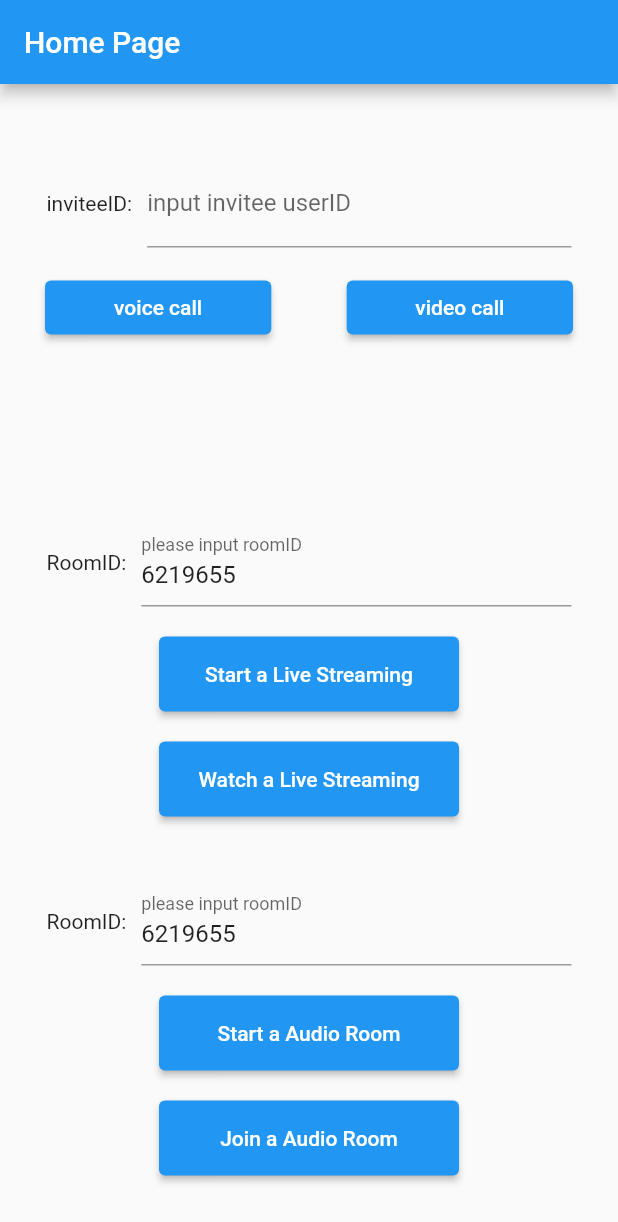
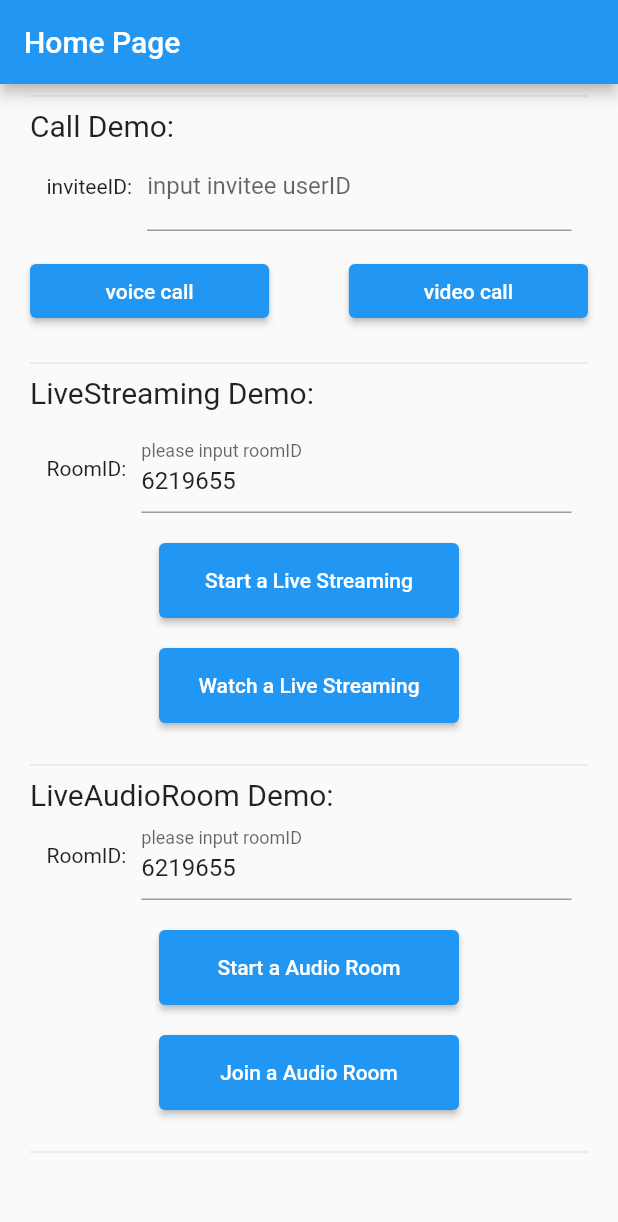
Before and after one commit to ZEGOCLOUD/zegocloud_sdk_demo_flutter, a Flutter app: the HomePage screen opened directly, on a phone screen of 412 x 824 dp. Shown: the top 1222 px of the screen. Run offline on Flutter 3.47's test engine with Material 2 defaults, Android fonts, the phone set to English and light mode, and no system bars; our stand-ins replace permission_handler; missing offline and left inert: encrypt, zego_express_engine, zego_zim; accounts and stored records are empty.

Commit message:
update home page

```diff
--- a/best_practices/lib/pages/home_page.dart
+++ b/best_practices/lib/pages/home_page.dart
@@ -26,16 +26,28 @@ class HomePage extends StatefulWidget {
 class _HomePageState extends State<HomePage> {
   @override
   Widget build(BuildContext context) {
-    return Scaffold(
+    return SafeArea(
+      top: false,
+      child: Scaffold(
         appBar: AppBar(title: const Text('Home Page')),
         body: const Padding(
-        padding: EdgeInsets.only(top: 50, left: 30, right: 30),
+          padding: EdgeInsets.fromLTRB(20, 0, 20, 20),
+          child: CustomScrollView(slivers: [
+            SliverFillRemaining(
+              hasScrollBody: false,
               child: Column(
                 children: [
+                  Divider(),
                   CallEntry(),
+                  Divider(),
                   LiveStreamingEntry(),
+                  Divider(),
                   AudioRoomEntry(),
+                  Divider(),
                 ],
+              ),
+            ),
+          ]),
         ),
       ),
     );
@@ -59,14 +71,16 @@ class _CallEntryState extends State<CallEntry> {
 
   @override
   Widget build(BuildContext context) {
-    return Expanded(
-      child: Column(
+    return Column(
       children: [
+        const Row(mainAxisAlignment: MainAxisAlignment.start, children: [
+          Text('Call Demo:', style: TextStyle(fontSize: 20, fontWeight: FontWeight.w400)),
+        ]),
         callInviteeTextField(),
         const SizedBox(height: 20),
         startCallButton(),
+        const SizedBox(height: 20),
       ],
-      ),
     );
   }
 
@@ -195,16 +209,19 @@ class _LiveStreamingEntryState extends State<LiveStreamingEntry> {
   final roomIDController = TextEditingController(text: Random().nextInt(9999999).toString());
   @override
   Widget build(BuildContext context) {
-    return Expanded(
-      child: Column(
+    return Column(
       children: [
+        const Row(mainAxisAlignment: MainAxisAlignment.start, children: [
+          Text('LiveStreaming Demo:', style: TextStyle(fontSize: 20, fontWeight: FontWeight.w400)),
+        ]),
+        const SizedBox(height: 10),
         roomIDTextField(),
         const SizedBox(height: 20),
         hostJoinLivePageButton(),
         const SizedBox(height: 20),
         audienceJoinLivePageButton(),
+        const SizedBox(height: 20),
       ],
-      ),
     );
   }
 
@@ -275,16 +292,18 @@ class _AudioRoomEntryState extends State<AudioRoomEntry> {
   final roomIDController = TextEditingController(text: Random().nextInt(9999999).toString());
   @override
   Widget build(BuildContext context) {
-    return Expanded(
-      child: Column(
+    return Column(
       children: [
+        const Row(mainAxisAlignment: MainAxisAlignment.start, children: [
+          Text('LiveAudioRoom Demo:', style: TextStyle(fontSize: 20, fontWeight: FontWeight.w400)),
+        ]),
         roomIDTextField(),
         const SizedBox(height: 20),
         hostJoinLiveAudioRoomButton(),
         const SizedBox(height: 20),
         audienceJoinLiveAudioRoomButton(),
+        const SizedBox(height: 20),
       ],
-      ),
     );
   }
 
@@ -327,7 +346,9 @@ class _AudioRoomEntryState extends State<AudioRoomEntry> {
             SDKKeyCenter.appID, SDKKeyCenter.serverSecret, ZEGOSDKManager.instance.currentUser!.userID)
         : null;
     ZegoLiveAudioRoomManager.instance.initWithConfig(ZegoLiveAudioRoomLayoutConfig(), ZegoLiveRole.host);
-    ZEGOSDKManager.instance.loginRoom(roomIDController.text, ZegoScenario.HighQualityChatroom, token: token).then((value) {
+    ZEGOSDKManager.instance
+        .loginRoom(roomIDController.text, ZegoScenario.HighQualityChatroom, token: token)
+        .then((value) {
       if (value.errorCode == 0) {
         Navigator.push(
           context,
@@ -363,7 +384,9 @@ class _AudioRoomEntryState extends State<AudioRoomEntry> {
             SDKKeyCenter.appID, SDKKeyCenter.serverSecret, ZEGOSDKManager.instance.currentUser!.userID)
         : null;
     ZegoLiveAudioRoomManager.instance.initWithConfig(ZegoLiveAudioRoomLayoutConfig(), ZegoLiveRole.audience);
-    ZEGOSDKManager.instance.loginRoom(roomIDController.text, ZegoScenario.HighQualityChatroom,token: token).then((value) {
+    ZEGOSDKManager.instance
+        .loginRoom(roomIDController.text, ZegoScenario.HighQualityChatroom, token: token)
+        .then((value) {
       if (value.errorCode == 0) {
         Navigator.push(
           context,
```
Lines whose indentation alone changed are shown as unchanged.
